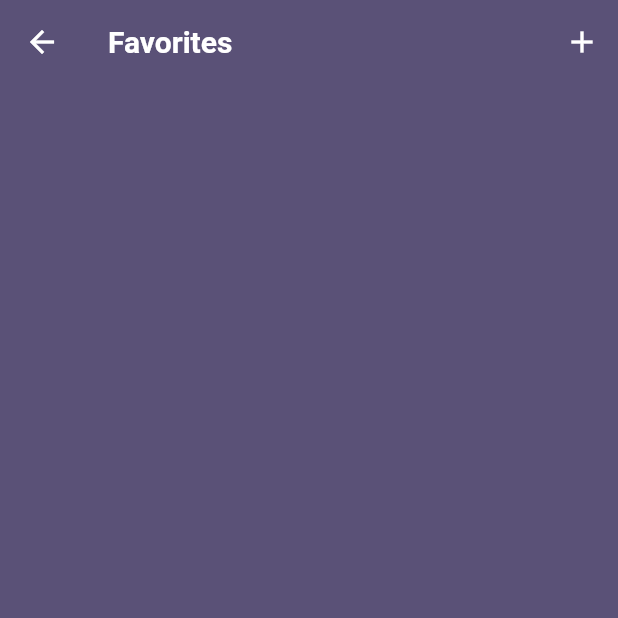
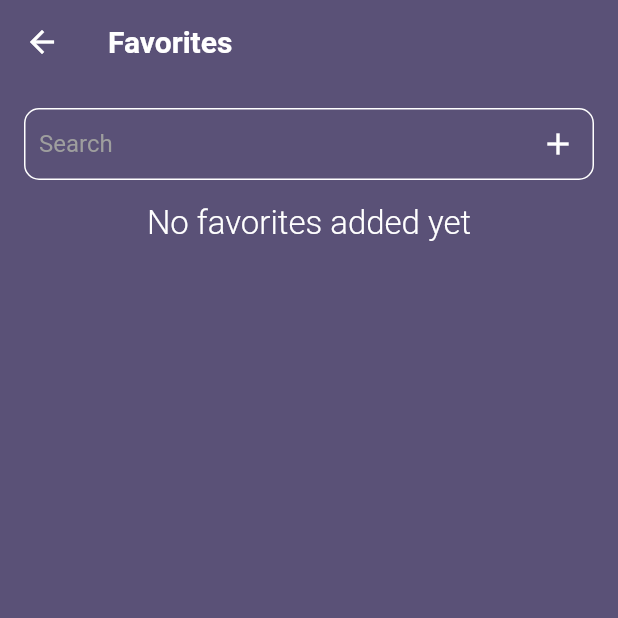
Before and after one commit to umarwaseemcowlar/Weather-Station-Application, a Flutter app: the FavoritesScreen screen opened by its route, on a phone screen of 412 x 824 dp, the top half of it. Run offline on Flutter 3.47's test engine with Material 2 defaults, Android fonts, the phone set to English and light mode, and no system bars; our stand-ins replace flutter_dotenv, fluttertoast, geocoding, geolocator, get, sliding_up_panel; Roboto replaces fonts that are missing (montserrat).

Commit message:
search and add favorite cities weather

```diff
--- a/lib/app/controllers/weather_controller.dart
+++ b/lib/app/controllers/weather_controller.dart
@@ -44,7 +44,7 @@ class WeatherScreenController extends GetxController {
   Future<void> searchWeatherForACity() async {
     isLoadingWeatherForCity.value = true;
 
-    final Position? location = await GeoLocatorUtility().getCoordinatesFromCityName(cityController.value.text);
+    final Position? location = await GeoLocatorUtility.getCoordinatesFromCityName(cityController.value.text);
 
     if (location == null) {
       Logger.error("getWeatherByCity(): Location is null");
--- a/lib/app/routes/app_routes.dart
+++ b/lib/app/routes/app_routes.dart
@@ -10,7 +10,7 @@ class AppRoutes {
   static List<GetPage<dynamic>> get getAppRoutes {
     return [
       GetPage(name: weatherScreen, page: () => WeatherScreen()),
-      GetPage(name: favoritesScreen, page: () => const FavoritesScreen()),
+      GetPage(name: favoritesScreen, page: () => FavoritesScreen()),
       // GetPage(name: loginScreen, page: () => const LoginScreen()),
     ];
   }
--- a/lib/app/views/favorites_screen.dart
+++ b/lib/app/views/favorites_screen.dart
@@ -1,7 +1,14 @@
+// ignore_for_file: invalid_use_of_protected_member
+
 import 'package:flutter/material.dart';
 import 'package:get/get.dart';
+import 'package:weather_station_app/app/controllers/favorites_screen_controller.dart';
+import 'package:weather_station_app/app/widgets/weather_card_widget.dart';
+import 'package:weather_station_app/global/common/custom_text_field.dart';
+import 'package:weather_station_app/global/constants/images_handler.dart';
+import 'package:weather_station_app/global/utils/temperature_extensions.dart';
 
-class FavoritesScreen extends GetView {
+class FavoritesScreen extends GetView<FavoritesScreenController> {
   const FavoritesScreen({Key? key}) : super(key: key);
 
   @override
@@ -15,13 +22,49 @@ class FavoritesScreen extends GetView {
           "Favorites",
           style: Theme.of(context).textTheme.headlineMedium,
         ),
-        actions: [
-          IconButton(onPressed: () {}, icon: const Icon(Icons.add)),
-        ],
       ),
-      body: ListView(
-        children: const [],
-      ),
+      body: Obx(() {
+        return SingleChildScrollView(
+          child: Column(
+            children: [
+              Padding(
+                padding: const EdgeInsets.all(16.0),
+                child: CustomTextField(
+                    textEditingController: controller.cityController.value,
+                    icon: Icons.add,
+                    onPressTrigger: controller.addFavoriteWeather,
+                    isLoading: controller.isLoading.value),
+              ),
+              (controller.weatherDataList.isEmpty)
+                  ? Column(
+                      mainAxisAlignment: MainAxisAlignment.center,
+                      children: [
+                        Center(
+                          child: Text(
+                            "No favorites added yet",
+                            style: Theme.of(context).textTheme.displayMedium,
+                          ),
+                        ),
+                      ],
+                    )
+                  : ListView.builder(
+                      shrinkWrap: true,
+                      itemCount: controller.weatherDataList.length,
+                      itemBuilder: (context, index) {
+                        return WeatherCardWidget(
+                          temperature: controller.weatherDataList.value[index].main?.temp!.farenheitToCelcius() ?? "",
+                          cityName: controller.weatherDataList.value[index].name ?? "",
+                          weatherDescription: controller.weatherDataList.value[index].weather?.first.description ?? "",
+                          humidity: controller.weatherDataList.value[index].main?.humidity.toString() ?? "",
+                          wind: controller.weatherDataList.value[index].wind?.speed.toString() ?? "",
+                          image: ImageHandler.houseImage,
+                        );
+                      },
+                    ),
+            ],
+          ),
+        );
+      }),
     );
   }
 }
--- a/lib/global/bindings/bindings.dart
+++ b/lib/global/bindings/bindings.dart
@@ -1,5 +1,6 @@
 import 'package:flutter/material.dart';
 import 'package:get/get.dart';
+import 'package:weather_station_app/app/controllers/favorites_screen_controller.dart';
 import 'package:weather_station_app/app/controllers/weather_controller.dart';
 import 'package:weather_station_app/global/utils/configs.dart';
 
@@ -9,6 +10,7 @@ class MyBindings {
     Configs configs = Get.put(Configs());
     configs.initializeConfigs();
     Get.put(WeatherScreenController());
+    Get.put(FavoritesScreenController());
   }
 
   static void destroy() {
--- /dev/null
+++ b/lib/global/common/custom_text_field.dart
@@ -0,0 +1,63 @@
+import 'package:flutter/material.dart';
+
+class CustomTextField extends StatefulWidget {
+  const CustomTextField({
+    super.key,
+    required this.textEditingController,
+    required this.icon,
+    required this.onPressTrigger,
+    required this.isLoading,
+  });
+
+  final TextEditingController textEditingController;
+  final IconData icon;
+  final Function() onPressTrigger;
+  final bool isLoading;
+
+  @override
+  State<CustomTextField> createState() => _CustomTextFieldState();
+}
+
+class _CustomTextFieldState extends State<CustomTextField> {
+  @override
+  Widget build(BuildContext context) {
+    return TextField(
+      focusNode: FocusNode(),
+      controller: widget.textEditingController,
+      decoration: InputDecoration(
+        suffixIcon: widget.isLoading
+            ? SizedBox(
+                height: 10,
+                width: 10,
+                child: CircularProgressIndicator(
+                  color: Theme.of(context).colorScheme.secondary,
+                  strokeWidth: 1,
+                ),
+              )
+            : IconButton(
+                onPressed: widget.onPressTrigger,
+                icon: Icon(widget.icon, color: Colors.white),
+              ),
+        contentPadding: const EdgeInsets.symmetric(horizontal: 10),
+        hintText: "Search",
+        hintStyle: const TextStyle(color: Colors.grey),
+        focusedBorder: OutlineInputBorder(
+          borderRadius: BorderRadius.circular(10),
+          borderSide: BorderSide(
+            color: Theme.of(context).colorScheme.secondary,
+            width: 1,
+          ),
+        ),
+        enabledBorder: OutlineInputBorder(
+          borderRadius: BorderRadius.circular(10),
+          borderSide: const BorderSide(
+            color: Colors.white,
+            width: 1,
+          ),
+        ),
+      ),
+      cursorColor: Colors.white,
+      style: const TextStyle(color: Colors.white),
+    );
+  }
+}
--- a/lib/global/utils/geo_locator.dart
+++ b/lib/global/utils/geo_locator.dart
@@ -37,7 +37,7 @@ class GeoLocatorUtility {
   }
 
   // determine coordinates by city name
-  Future<Position?> getCoordinatesFromCityName(String cityName) async {
+  static Future<Position?> getCoordinatesFromCityName(String cityName) async {
     try {
       List<Location> locations = await locationFromAddress(cityName);
       if (locations.isNotEmpty) {
--- a/lib/global/utils/temperature_extensions.dart
+++ b/lib/global/utils/temperature_extensions.dart
@@ -1,6 +1,6 @@
 extension Temperature on double {
   String farenheitToCelcius() {
-    return (this - 273.15).toStringAsFixed(1);
+    return (this - 273.15).toStringAsFixed(0);
   }
 
   String kelvinToCelcius() {
```
Also changed, not shown: lib/app/controllers/favorites_screen_controller.dart (added, +50 -0 lines), lib/app/widgets/app_bar_widget.dart (+7 -37 lines), lib/app/widgets/weather_card_widget.dart (added, +77 -0 lines), lib/global/common/custom_shape_widget.dart (added, +31 -0 lines), 1 other file.
